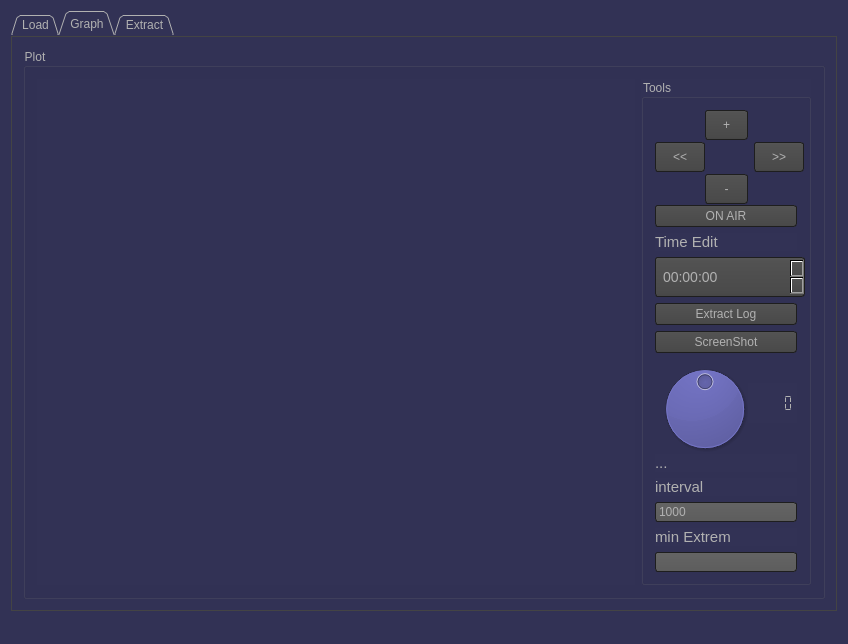
Qt form QCustomPlot_Logs/mainwindow.ui (IvanPerletti/BugLot) before a commit.
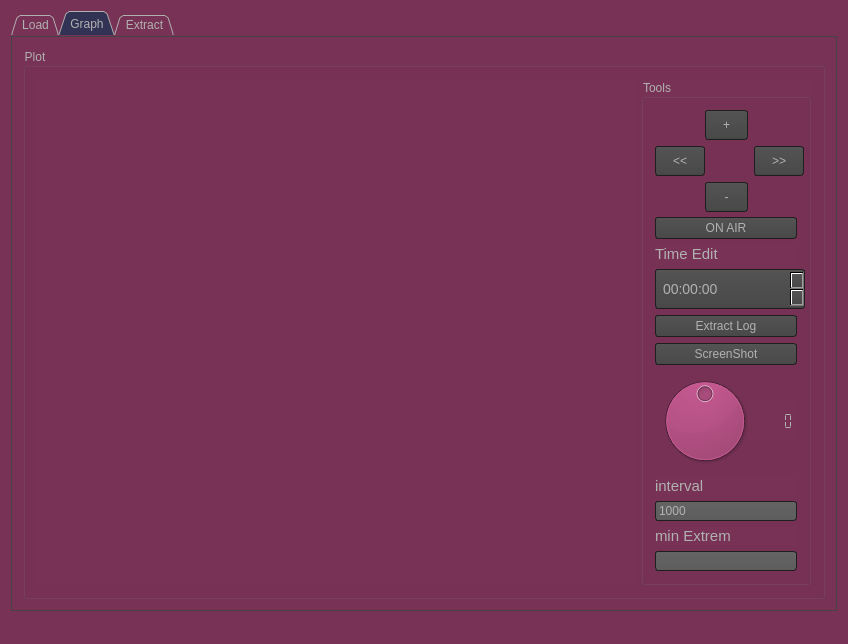
The same form after that commit. The open tabs and pages were chosen to show the change. Icons and pictures are not drawn. Custom widgets are drawn as their Qt base class.

Commit message: improved tooltip mouse hover improved processing time

The edit to the form file:
```diff
--- a/QCustomPlot_Logs/mainwindow.ui
+++ b/QCustomPlot_Logs/mainwindow.ui
@@ -7,7 +7,7 @@
     <x>0</x>
     <y>0</y>
     <width>846</width>
-    <height>638</height>
+    <height>640</height>
    </rect>
   </property>
   <property name="windowTitle">
@@ -35,7 +35,7 @@
 QWidget
 {
     color: #b1b1b1;
-    background-color: #323255;
+    background-color: #773255;
 	font: 10pt &quot;MS Shell Dlg 2&quot;;
 }
 
@@ -1032,22 +1032,6 @@
                     </item>
                    </layout>
                   </item>
-                  <item>
-                   <widget class="QLabel" name="label_time">
-                    <property name="font">
-                     <font>
-                      <family>MS Shell Dlg 2</family>
-                      <pointsize>10</pointsize>
-                      <weight>50</weight>
-                      <italic>false</italic>
-                      <bold>false</bold>
-                     </font>
-                    </property>
-                    <property name="text">
-                     <string>...</string>
-                    </property>
-                   </widget>
-                  </item>
                   <item>
                    <layout class="QVBoxLayout" name="verticalLayout_8">
                     <item>
```
Left out of the diff: 6 changed lines with no effect on the pictures. The commit also changes 7 other files.
